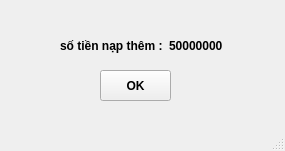
First picture: the form in main_project/nap_tien.ui, repository langkhach612/account_store, before the edit.
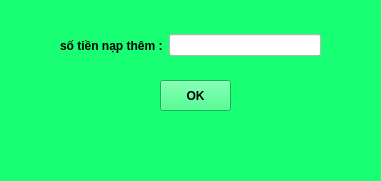
Second picture: the form after the edit.

```diff
--- a/main_project/nap_tien.ui
+++ b/main_project/nap_tien.ui
@@ -6,19 +6,22 @@
    <rect>
     <x>0</x>
     <y>0</y>
-    <width>285</width>
-    <height>151</height>
+    <width>381</width>
+    <height>181</height>
    </rect>
   </property>
   <property name="windowTitle">
    <string>nap tien</string>
   </property>
+  <property name="styleSheet">
+   <string notr="true">background-color: rgb(24, 255, 116);</string>
+  </property>
   <widget class="QWidget" name="centralwidget">
    <widget class="QPushButton" name="nut_nap">
     <property name="geometry">
      <rect>
-      <x>100</x>
-      <y>70</y>
+      <x>160</x>
+      <y>80</y>
       <width>71</width>
       <height>31</height>
      </rect>
@@ -37,7 +40,7 @@
      <rect>
       <x>60</x>
       <y>30</y>
-      <width>163</width>
+      <width>261</width>
       <height>31</height>
      </rect>
     </property>
@@ -55,14 +58,9 @@
       </widget>
      </item>
      <item>
-      <widget class="QLabel" name="so_tien_nap">
-       <property name="font">
-        <font>
-         <bold>true</bold>
-        </font>
-       </property>
-       <property name="text">
-        <string>50000000</string>
+      <widget class="QLineEdit" name="so_tien_nap">
+       <property name="styleSheet">
+        <string notr="true">background-color: rgb(255, 255, 255);</string>
        </property>
       </widget>
      </item>
```
Left out of the diff: 2 changed lines with no effect on the pictures.
